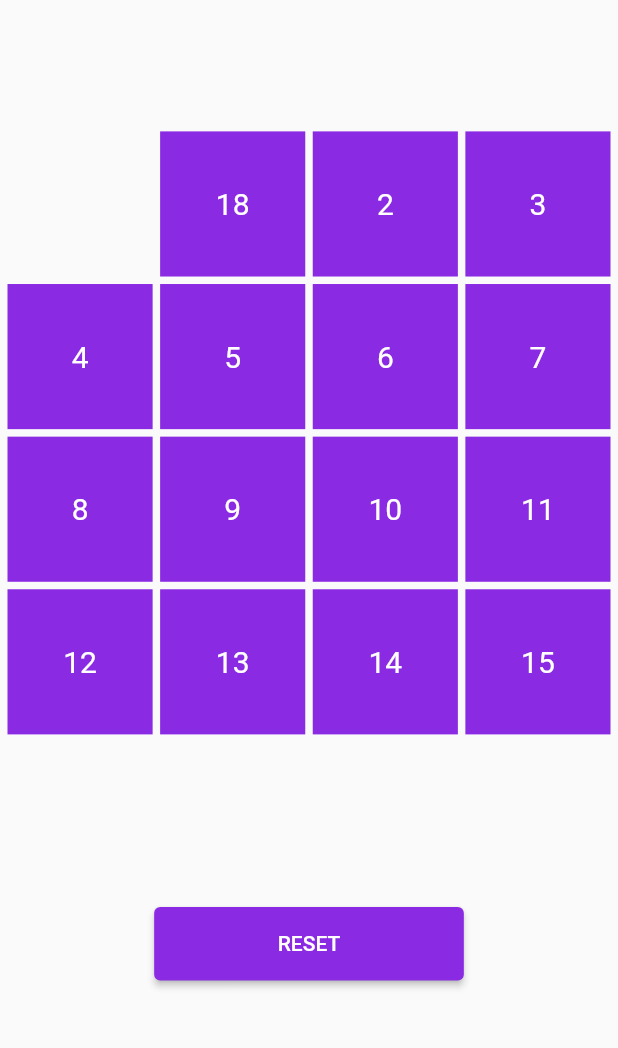
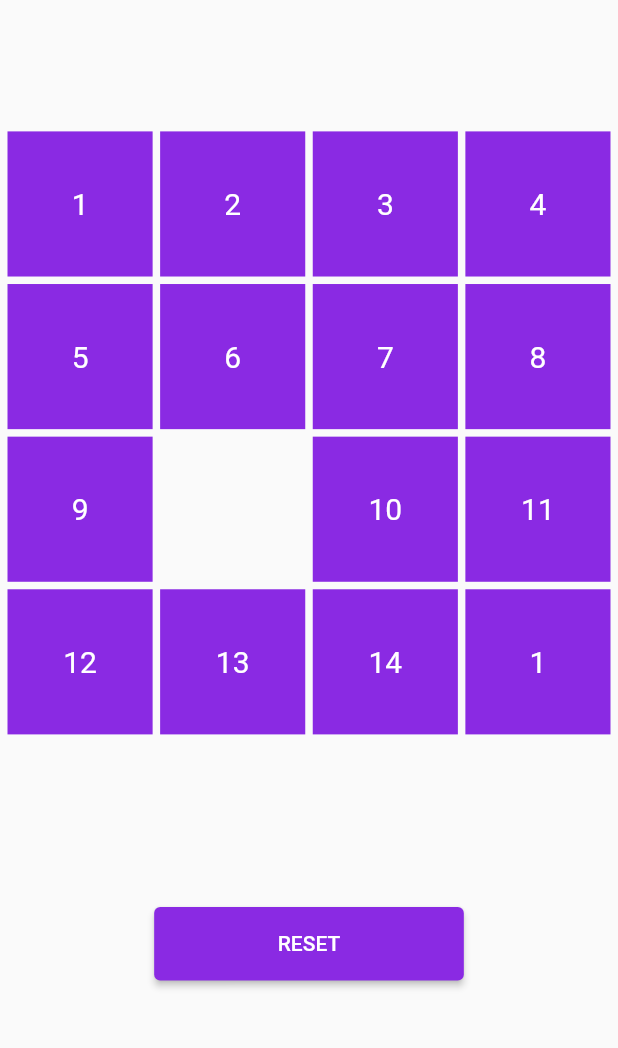
Before and after one commit to SaidazizxonFlutterDev/animation_puzzle, a Flutter app: the screen it shows after launch, after a tap on "RESET", on a phone screen of 412 x 824 dp, the part 132-1180 px from its top. Run offline on Flutter 3.47's test engine with Material 2 defaults, Android fonts, the light colour scheme and no system bars.

Commit message:
buttonlar bosilishi sonlar aralashishi tayyor

```diff
--- a/lib/main.dart
+++ b/lib/main.dart
@@ -1,3 +1,4 @@
+import 'package:animation_puzzle/provider/grid_item_provider.dart';
 import 'package:animation_puzzle/provider/signIn_ff_provider.dart';
 import 'package:animation_puzzle/route/my_route.dart';
 import 'package:flutter/material.dart';
@@ -8,6 +9,7 @@ void main() {
     MultiProvider(
       providers: [
         ChangeNotifierProvider(create: (_) => VisibilityPasswordProvider()),
+        ChangeNotifierProvider(create: (_) => GridItemProvider()),
       ],
       child: const MyApp(),
     ),
--- a/lib/screens/my_home_page.dart
+++ b/lib/screens/my_home_page.dart
@@ -13,8 +13,7 @@ class MyHomePage extends StatefulWidget {
 }
 
 class _MyHomePageState extends State<MyHomePage> {
-  List<String> myList = [
-    "0","18","2","3","4","5","6","7","8","9","10","11","12","13","14","15"];
+
 
   @override
   Widget build(BuildContext context) {
@@ -33,9 +32,9 @@ class _MyHomePageState extends State<MyHomePage> {
               ),
             ),
             Expanded(
-              child: MyGridView(myList: myList),
+              child: MyGridView(),
             ),
-            MyButton(myList: myList),
+            MyButton(),
           ],
         ),
       ),
--- a/lib/widgets/my_button.dart
+++ b/lib/widgets/my_button.dart
@@ -1,9 +1,10 @@
 import 'package:animation_puzzle/core/constants/color_const.dart';
+import 'package:animation_puzzle/provider/grid_item_provider.dart';
 import 'package:flutter/material.dart';
+import 'package:provider/provider.dart';
 
 class MyButton extends StatelessWidget {
-  List myList;
-  MyButton({Key? key, required this.myList}) : super(key: key);
+  const MyButton({ Key? key }) : super(key: key);
 
   @override
   Widget build(BuildContext context) {
@@ -13,9 +14,7 @@ class MyButton extends StatelessWidget {
       padding: EdgeInsets.symmetric(vertical: _h * 0.1, horizontal: _w * 0.03),
       child: ElevatedButton(
         onPressed: () {
-          var a = myList[0];
-          myList[0] = myList[1];
-          myList[1] = a;
+
         },
         child: const Text("RESET"),
         style: ElevatedButton.styleFrom(
--- a/lib/widgets/my_grid_view.dart
+++ b/lib/widgets/my_grid_view.dart
@@ -1,14 +1,17 @@
 import 'package:animation_puzzle/core/constants/color_const.dart';
 import 'package:animation_puzzle/core/constants/fontsize_const.dart';
+import 'package:animation_puzzle/provider/grid_item_provider.dart';
 import 'package:animation_puzzle/widgets/my_text.dart';
 import 'package:flutter/material.dart';
+import 'package:provider/provider.dart';
 
 class MyGridView extends StatelessWidget {
-  List myList;
-  MyGridView({Key? key, required this.myList}) : super(key: key);
+
+  MyGridView({Key? key,}) : super(key: key);
 
   @override
   Widget build(BuildContext context) {
+    List myList = context.watch<GridItemProvider>().myList;
     return Padding(
       padding: const EdgeInsets.all(5.0),
       child: GridView.builder(
@@ -19,15 +22,20 @@ class MyGridView extends StatelessWidget {
           ),
           itemCount: myList.length,
           itemBuilder: (context, index) {
-            return myList[index] != "0"
-                ? AnimatedContainer(
+            return myList[index] != 0
+                ? GestureDetector(
+                  child: AnimatedContainer(
                       duration: const Duration(milliseconds: 600),
                       color: ColorConst.primary,
                       alignment: Alignment.center,
                       child: MyText(
-                        txt: myList[index],
+                          txt: myList[index].toString(),
                           size: MyFontSize.normal,
                           color: Colors.white),
+                    ),
+                    onTap: (){
+                      context.read<GridItemProvider>().clickBtn(index);
+                    },
                 )
                 : AnimatedContainer(
                     duration: const Duration(milliseconds: 600),
```
Also changed, not shown: lib/provider/grid_item_provider.dart (added, +16 -0 lines). Lines whose indentation alone changed are shown as unchanged.
